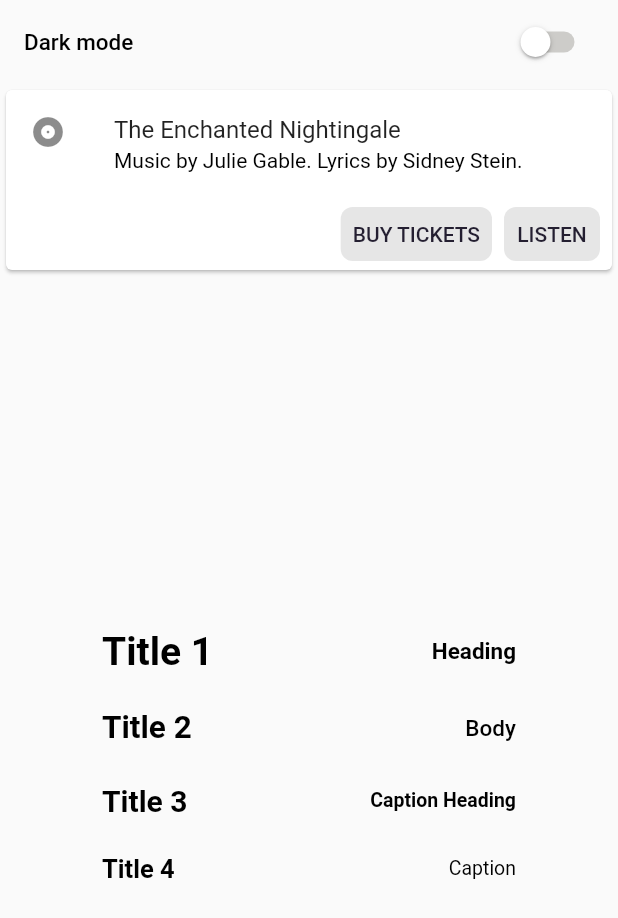
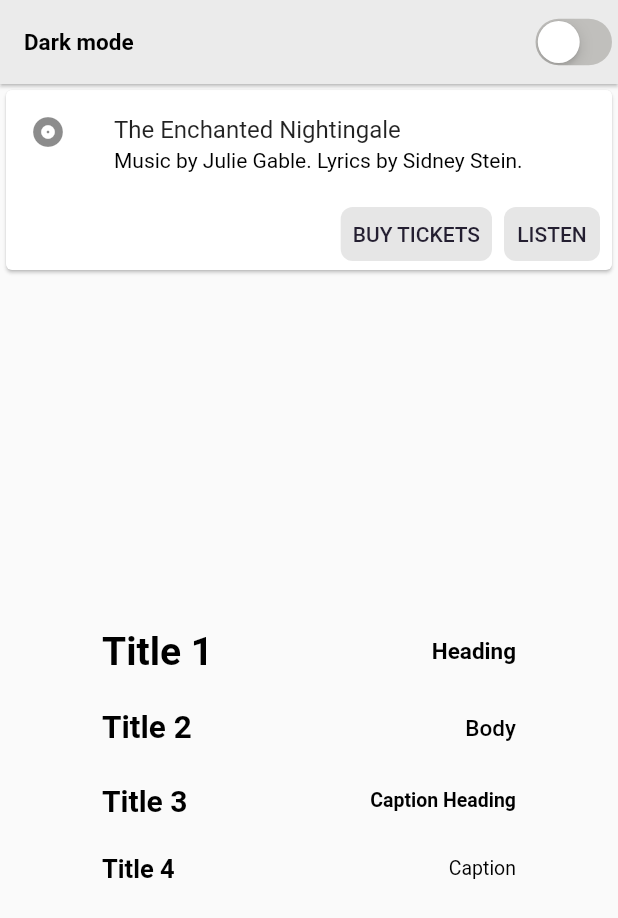
Before and after one commit to gtk-flutter/adwaita, a Flutter app: the screen it shows after launch, on a phone screen of 412 x 824 dp. Shown: the top 918 px of the screen. Run offline on Flutter 3.47's test engine with Material 2 defaults, Android fonts, the phone set to English and light mode, and no system bars.

Commit message:
Fix AppBar title font style, Improve example Bump to 0.5.0

```diff
--- a/example/lib/main.dart
+++ b/example/lib/main.dart
@@ -1,4 +1,5 @@
 import 'package:adwaita/adwaita.dart';
+import 'package:flutter/cupertino.dart';
 import 'package:flutter/material.dart';
 
 void main() => runApp(MyApp());
@@ -38,23 +39,29 @@ class _MyHomePageState extends State<MyHomePage> {
   @override
   Widget build(BuildContext context) {
     return Scaffold(
+      appBar: AppBar(
+        title: const Text('Dark mode'),
+        actions: [
+          SizedBox(
+            height: 30,
+            child: CupertinoSwitch(
+              activeColor: AdwaitaColors.blue3,
+              trackColor: AdwaitaColors.warmGrey,
+              value: widget.themeNotifier.value != ThemeMode.light,
+              onChanged: (value) {
+                widget.themeNotifier.value =
+                    widget.themeNotifier.value == ThemeMode.light
+                        ? ThemeMode.dark
+                        : ThemeMode.light;
+              },
+            ),
+          ),
+        ],
+      ),
       body: Column(
         children: <Widget>[
           Column(
             children: [
-              SwitchListTile(
-                title: Text(
-                  'Dark mode',
-                  style: Theme.of(context).textTheme.bodyText1,
-                ),
-                value: widget.themeNotifier.value != ThemeMode.light,
-                onChanged: (value) {
-                  widget.themeNotifier.value =
-                      widget.themeNotifier.value == ThemeMode.light
-                          ? ThemeMode.dark
-                          : ThemeMode.light;
-                },
-              ),
               Card(
                 child: Column(
                   mainAxisSize: MainAxisSize.min,
--- a/example/pubspec.yaml
+++ b/example/pubspec.yaml
@@ -1,7 +1,7 @@
 name: adwaita_example
 description: Demonstrates Adwaita theming
-publish_to: 'none'
-version: 1.0.0
+publish_to: none
+version: 1.0.0+1
 
 environment:
   sdk: ">=2.12.0 <3.0.0"
--- a/lib/src/theme.dart
+++ b/lib/src/theme.dart
@@ -394,17 +394,19 @@ class AdwaitaThemeData {
     fillColor: MaterialStateProperty.resolveWith(_getCheckFillColorLight),
   );
 
-  static const _appBarLightTheme = AppBarTheme(
+  static final _appBarLightTheme = AppBarTheme(
     elevation: 1,
+    titleTextStyle: getTextTheme().headline5,
     systemOverlayStyle: SystemUiOverlayStyle.light,
     backgroundColor: AdwaitaColors.headerBarBackground,
     foregroundColor: AdwaitaColors.headerBarForeground,
-    iconTheme: IconThemeData(color: AdwaitaColors.dark3),
-    actionsIconTheme: IconThemeData(color: AdwaitaColors.dark3),
+    iconTheme: const IconThemeData(color: AdwaitaColors.dark3),
+    actionsIconTheme: const IconThemeData(color: AdwaitaColors.dark3),
   );
 
-  static const _appBarDarkTheme = AppBarTheme(
+  static final _appBarDarkTheme = AppBarTheme(
     elevation: 1,
+    titleTextStyle: getTextTheme(Brightness.dark).headline5,
     systemOverlayStyle: SystemUiOverlayStyle.dark,
     backgroundColor: AdwaitaColors.darkHeaderBarBackground,
     foregroundColor: AdwaitaColors.darkHeaderBarForeground,
--- a/pubspec.yaml
+++ b/pubspec.yaml
@@ -1,6 +1,6 @@
 name: adwaita
 description: Adwaita style - The default theme for GTK+ for your Flutter app.
-version: 0.5.0
+version: 0.5.1
 homepage: https://github.com/gtk-flutter/adwaita
 
 environment:
```
Also changed, not shown: example/pubspec.lock, 1 other file.
